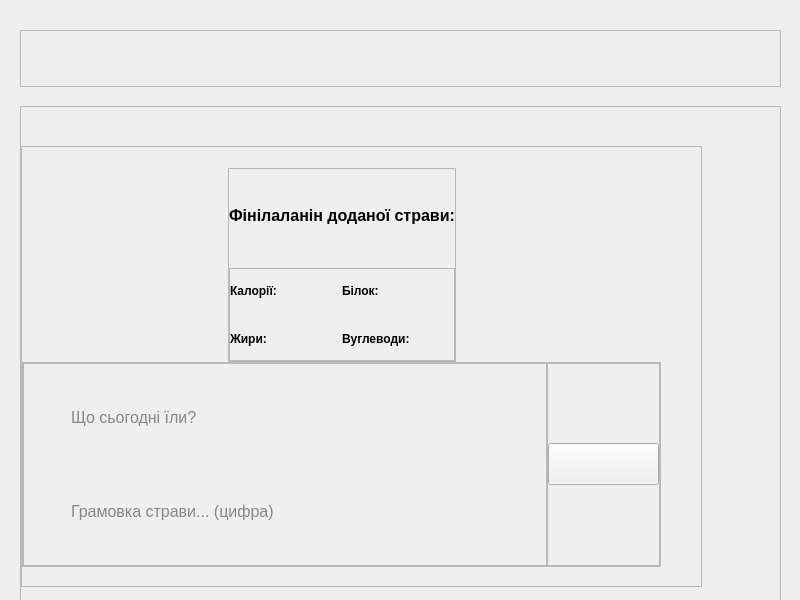
Qt form mainwindow.ui (kinyelocom-gif/caloriescalculator) before a commit.
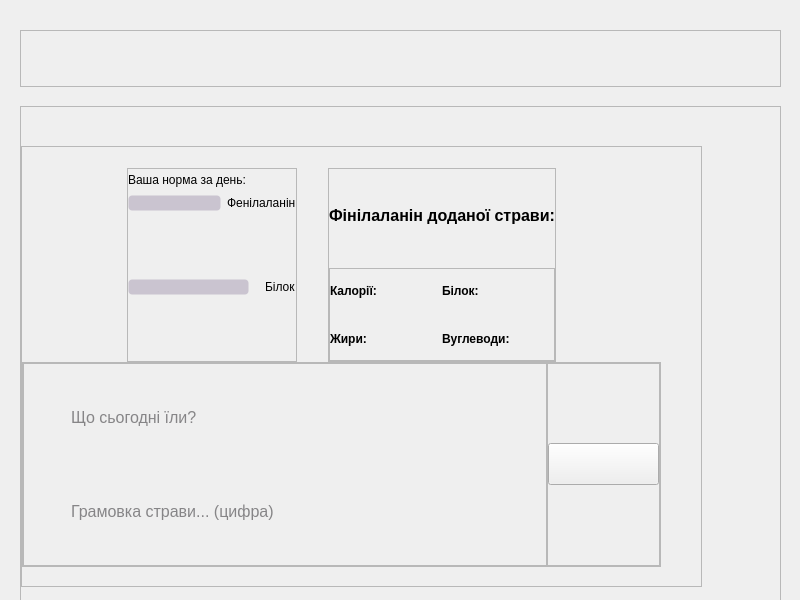
The same form after that commit. The open tabs and pages were chosen to show the change. Icons and pictures are not drawn.

The edit to the form file:
```diff
--- a/mainwindow.ui
+++ b/mainwindow.ui
@@ -2383,7 +2383,7 @@
                 <widget class="QWidget" name="whenstravaadded_2">
                  <layout class="QHBoxLayout" name="horizontalLayout">
                   <property name="spacing">
-                   <number>0</number>
+                   <number>31</number>
                   </property>
                   <property name="leftMargin">
                    <number>0</number>
@@ -2410,6 +2410,232 @@
                     </property>
                    </spacer>
                   </item>
+                  <item>
+                   <widget class="QFrame" name="bars_2">
+                    <property name="frameShape">
+                     <enum>QFrame::Shape::StyledPanel</enum>
+                    </property>
+                    <property name="frameShadow">
+                     <enum>QFrame::Shadow::Raised</enum>
+                    </property>
+                    <layout class="QVBoxLayout" name="verticalLayout_20">
+                     <property name="spacing">
+                      <number>3</number>
+                     </property>
+                     <property name="leftMargin">
+                      <number>0</number>
+                     </property>
+                     <property name="topMargin">
+                      <number>0</number>
+                     </property>
+                     <property name="rightMargin">
+                      <number>0</number>
+                     </property>
+                     <property name="bottomMargin">
+                      <number>0</number>
+                     </property>
+                     <item>
+                      <layout class="QHBoxLayout" name="horizontalLayout_5">
+                       <item>
+                        <widget class="QLabel" name="info_label_2">
+                         <property name="styleSheet">
+                          <string notr="true">background-color: transparent;
+border: none</string>
+                         </property>
+                         <property name="text">
+                          <string>&lt;html&gt;&lt;head/&gt;&lt;body&gt;&lt;p&gt;&lt;span style=&quot; color:#000000;&quot;&gt;Ваша норма за день: &lt;/span&gt;&lt;/p&gt;&lt;/body&gt;&lt;/html&gt;</string>
+                         </property>
+                         <property name="alignment">
+                          <set>Qt::AlignmentFlag::AlignLeading|Qt::AlignmentFlag::AlignLeft|Qt::AlignmentFlag::AlignVCenter</set>
+                         </property>
+                        </widget>
+                       </item>
+                       <item>
+                        <widget class="QPushButton" name="info_btn_2">
+                         <property name="sizePolicy">
+                          <sizepolicy hsizetype="Preferred" vsizetype="Preferred">
+                           <horstretch>0</horstretch>
+                           <verstretch>0</verstretch>
+                          </sizepolicy>
+                         </property>
+                         <property name="minimumSize">
+                          <size>
+                           <width>21</width>
+                           <height>21</height>
+                          </size>
+                         </property>
+                         <property name="maximumSize">
+                          <size>
+                           <width>21</width>
+                           <height>21</height>
+                          </size>
+                         </property>
+                         <property name="styleSheet">
+                          <string notr="true">/* Базовый вид кнопки */
+QPushButton {
+    border-image: url(:/assets/ckal page/info_btn.svg) 10 10 10 10;
+color: #4A4A4A;
+    font-size: 14px;
+    min-width: 21px;
+    min-height: 21px;
+}
+
+/* При наведении мышкой */
+QPushButton:hover {
+    border-image: url(:/assets/ckal page/info_btn_hover.svg) 10 10 10 10;
+}
+
+/* В момент самого нажатия (физический клик) */
+QPushButton:pressed {
+    border-image: url(:/assets/ckal page/info_btn_pressed.svg) 10 10 10 10;
+    padding-top: 4px;
+/* Эффект проседания текста */
+}
+</string>
+                         </property>
+                         <property name="text">
+                          <string/>
+                         </property>
+                         <property name="iconSize">
+                          <size>
+                           <width>40</width>
+                           <height>40</height>
+                          </size>
+                         </property>
+                         <property name="checkable">
+                          <bool>true</bool>
+                         </property>
+                         <property name="autoExclusive">
+                          <bool>true</bool>
+                         </property>
+                         <property name="flat">
+                          <bool>true</bool>
+                         </property>
+                        </widget>
+                       </item>
+                       <item>
+                        <spacer name="horizontalSpacer_23">
+                         <property name="orientation">
+                          <enum>Qt::Orientation::Horizontal</enum>
+                         </property>
+                         <property name="sizeHint" stdset="0">
+                          <size>
+                           <width>40</width>
+                           <height>20</height>
+                          </size>
+                         </property>
+                        </spacer>
+                       </item>
+                      </layout>
+                     </item>
+                     <item>
+                      <layout class="QHBoxLayout" name="fenil_bar_lay">
+                       <property name="spacing">
+                        <number>6</number>
+                       </property>
+                       <item>
+                        <widget class="QProgressBar" name="fenil_bar">
+                         <property name="styleSheet">
+                          <string notr="true">
+QProgressBar {
+    border: 1px solid transparent;        
+    background-color: #CAC4D0; 
+    border-radius: 4px;     
+    height: 12px;          
+	text-align: center; 
+}
+
+
+QProgressBar::chunk {
+    background-color: #6750A4;
+    border-radius: 4px;         
+
+}</string>
+                         </property>
+                         <property name="value">
+                          <number>0</number>
+                         </property>
+                         <property name="textVisible">
+                          <bool>false</bool>
+                         </property>
+                         <property name="invertedAppearance">
+                          <bool>false</bool>
+                         </property>
+                        </widget>
+                       </item>
+                       <item>
+                        <widget class="QLabel" name="fenil_bar_label">
+                         <property name="sizePolicy">
+                          <sizepolicy hsizetype="Maximum" vsizetype="Maximum">
+                           <horstretch>0</horstretch>
+                           <verstretch>0</verstretch>
+                          </sizepolicy>
+                         </property>
+                         <property name="styleSheet">
+                          <string notr="true">#fenil_bar_label {
+	background-color: rgba(0, 0, 0, 0) !important; /* Полная прозрачность */
+    background: none !important;                  /* Отключаем любые заливки */
+    border: none !important;                      /* Убираем рамки */
+}</string>
+                         </property>
+                         <property name="text">
+                          <string>&lt;html&gt;&lt;head/&gt;&lt;body&gt;&lt;p&gt;Фенілаланін&lt;/p&gt;&lt;/body&gt;&lt;/html&gt;</string>
+                         </property>
+                        </widget>
+                       </item>
+                      </layout>
+                     </item>
+                     <item>
+                      <layout class="QHBoxLayout" name="protein_bar_lay_2">
+                       <property name="spacing">
+                        <number>16</number>
+                       </property>
+                       <item>
+                        <widget class="QProgressBar" name="protein_bar_2">
+                         <property name="styleSheet">
+                          <string notr="true">
+QProgressBar {
+    border: 1px solid transparent;        
+    background-color: #CAC4D0; 
+    border-radius: 4px;     
+    height: 12px;          
+	text-align: center; 
+}
+
+
+QProgressBar::chunk {
+    background-color: #6750A4;
+    border-radius: 4px;         
+
+}</string>
+                         </property>
+                         <property name="value">
+                          <number>0</number>
+                         </property>
+                         <property name="textVisible">
+                          <bool>false</bool>
+                         </property>
+                        </widget>
+                       </item>
+                       <item>
+                        <widget class="QLabel" name="protein_bar_label_2">
+                         <property name="styleSheet">
+                          <string notr="true">#protein_bar_label_2 {
+	background-color: rgba(0, 0, 0, 0) !important; /* Полная прозрачность */
+    background: none !important;                  /* Отключаем любые заливки */
+    border: none !important;                      /* Убираем рамки */
+}</string>
+                         </property>
+                         <property name="text">
+                          <string>&lt;html&gt;&lt;head/&gt;&lt;body&gt;&lt;p&gt;&lt;span style=&quot; color:#000000;&quot;&gt;Білок&lt;/span&gt;&lt;/p&gt;&lt;/body&gt;&lt;/html&gt;</string>
+                         </property>
+                        </widget>
+                       </item>
+                      </layout>
+                     </item>
+                    </layout>
+                   </widget>
+                  </item>
                   <item>
                    <widget class="QFrame" name="infobox_belok">
                     <property name="styleSheet">
```
Left out of the diff: 110 changed lines with no effect on the pictures.
